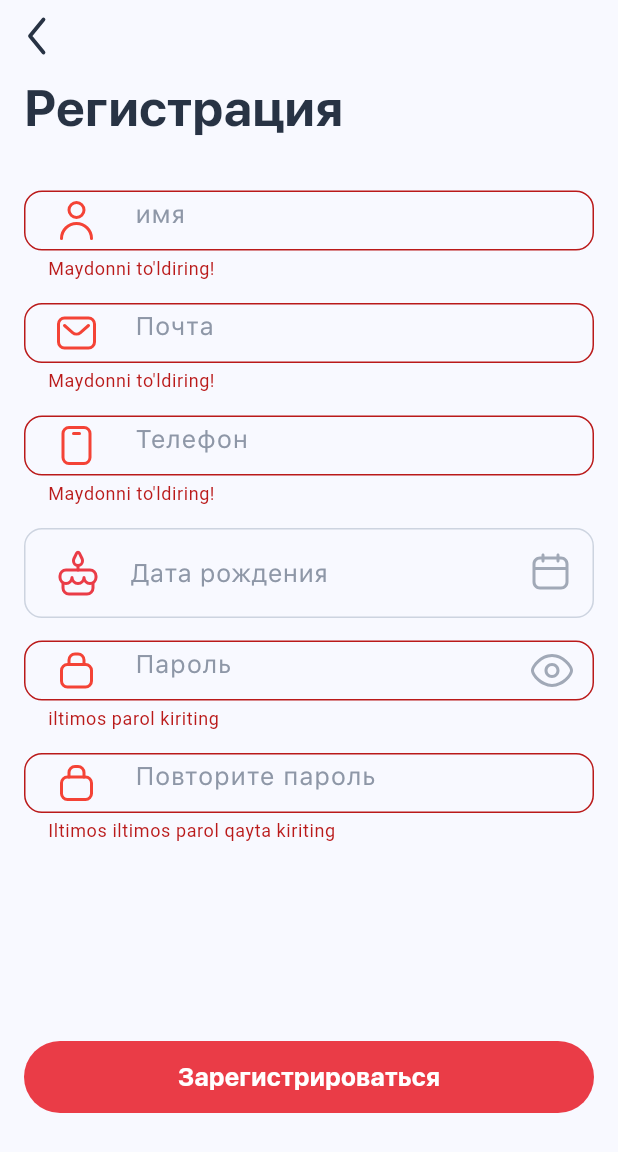
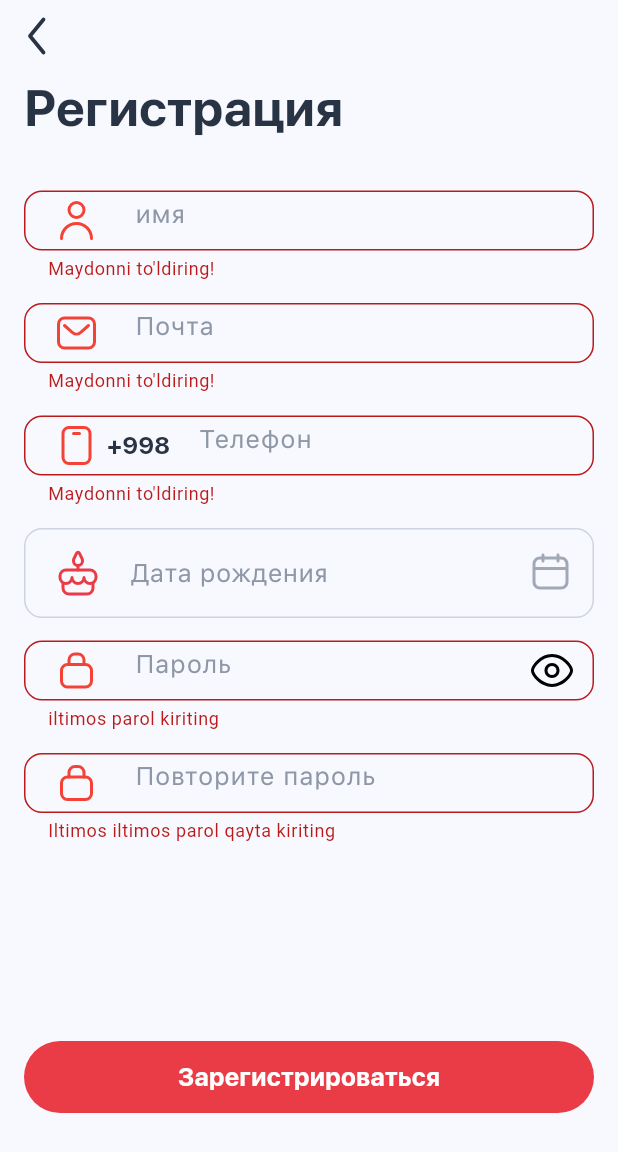
Before and after one commit to amonovfozil/regestrtion, a Flutter app: the screen it shows after launch, after a tap on "Зарегистрироваться", on a phone screen of 412 x 824 dp. Shown: the top 1152 px of the screen. Run offline on Flutter 3.47's test engine with Material 2 defaults, Android fonts, the light colour scheme and no system bars; our stand-ins replace flutter_svg.

Commit message:
change format of phone number field, password obcureText

```diff
--- a/lib/registration/registration_page.dart
+++ b/lib/registration/registration_page.dart
@@ -6,6 +6,7 @@
 import 'package:registration_ui/constatns/app_icons.dart';
 import 'package:registration_ui/constatns/text_styles.dart';
 import 'package:registration_ui/registration/widgets/check_password_field.dart';
+import 'package:registration_ui/registration/widgets/eneter_phonenumber_field.dart';
 import 'package:registration_ui/registration/widgets/select_bithday.dart';
 import 'package:registration_ui/registration/widgets/text_input_field.dart';
 
@@ -27,7 +28,6 @@
         _formkey.currentState!.save();
       }
     }
-
 
     return Scaffold(
       body: SafeArea(
@@ -77,28 +77,17 @@
                         keyboardtype: TextInputType.emailAddress,
                       ),
                       const SizedBox(height: 15),
-                      TextInputField(
-                        data: SignUpData,
-                        kiy: 'phonenumber',
-                        icon: AppIcons.phone,
-                        hint: 'Телефон',
-                        keyboardtype: TextInputType.phone,
-                      ),
+                      EnteredPhonenumber(data: SignUpData, kiy: 'phonenumber'),
+                      // TextInputField(
+                      //   data: SignUpData,
+                      //   kiy: 'phonenumber',
+                      //   icon: AppIcons.phone,
+                      //   hint: 'Телефон',
+                      //   keyboardtype: TextInputType.phone,
+                      // ),
                       const SizedBox(height: 15),
                       const SelectBirthday(),
-                      // TextInputField(
-                      //   data: SignUpData,
-                      //   kiy: 'birthday',
-                      //   icon: AppIcons.birthday,
-                      //   hint: 'Дата рождения',
-                      //   keyboardtype: TextInputType.phone,
-                      //   action: IconButton(
-                      //     onPressed: () => showcalendar(context),
-                      //     icon: SvgPicture.asset(
-                      //       AppIcons.calendar,
-                      //     ),
-                      //   ),
-                      // ),
+
                       const SizedBox(height: 15),
                       CheckPasswordField(
                         data: SignUpData,
--- a/lib/registration/widgets/check_password_field.dart
+++ b/lib/registration/widgets/check_password_field.dart
@@ -21,13 +21,15 @@
 }
 
 class _CheckPasswordFieldState extends State<CheckPasswordField> {
-  final _textController = TextEditingController();
-  var enabled = false;
+  final _textController1 = TextEditingController();
+  final _textController2 = TextEditingController();
+  var enabled = true;
 
   var ishasData = true;
   void _textFieldListener() {
     setState(() {
-      ishasData = _textController.text.isEmpty;
+      ishasData = _textController1.text.isEmpty;
+      ishasData = _textController2.text.isEmpty;
     });
   }
 
@@ -38,7 +40,7 @@
         SizedBox(
           height: 60,
           child: TextFormField(
-            controller: _textController,
+            controller: _textController1,
             style: AppStyles.variablestyle(16, FontWeight.w700, primaryColor),
             onChanged: (value) => _textFieldListener(),
             decoration: InputDecoration(
@@ -93,6 +95,7 @@
         SizedBox(
           height: 60,
           child: TextFormField(
+            controller: _textController2,
             style: AppStyles.variablestyle(16, FontWeight.w700, primaryColor),
             onChanged: (value) => _textFieldListener(),
             decoration: InputDecoration(
@@ -122,13 +125,14 @@
                 ),
               ),
             ),
+            obscureText: true,
             textCapitalization: TextCapitalization.words,
             textInputAction: TextInputAction.done,
             keyboardType: TextInputType.text,
             validator: (value) {
               if (value == null || value.isEmpty) {
                 return "Iltimos iltimos parol qayta kiriting";
-              } else if (value != _textController.text) {
+              } else if (value != _textController1.text) {
                 return "noto'g'ri parol  ko`rtingiz";
               }
               return null;
--- /dev/null
+++ b/lib/registration/widgets/eneter_phonenumber_field.dart
@@ -0,0 +1,88 @@
+// ignore_for_file: deprecated_member_use
+
+import 'package:flutter/material.dart';
+import 'package:flutter_svg/flutter_svg.dart';
+import 'package:registration_ui/constatns/app_colors.dart';
+import 'package:registration_ui/constatns/app_icons.dart';
+import 'package:registration_ui/constatns/text_styles.dart';
+
+class EnteredPhonenumber extends StatefulWidget {
+  final Map<String, dynamic> data;
+  final String kiy;
+
+  const EnteredPhonenumber({required this.data, required this.kiy, super.key});
+
+  @override
+  State<EnteredPhonenumber> createState() => _EnteredPhonenumberState();
+}
+
+class _EnteredPhonenumberState extends State<EnteredPhonenumber> {
+  final _textController = TextEditingController();
+
+  var ishasData = true;
+  void _textFieldListener() {
+    setState(() {
+      ishasData = _textController.text.isEmpty;
+    });
+  }
+
+  @override
+  Widget build(BuildContext context) {
+    return SizedBox(
+      height: 60,
+      child: TextFormField(
+        style: AppStyles.variablestyle(16, FontWeight.w700, primaryColor),
+        controller: _textController,
+        onChanged: (value) => _textFieldListener(),
+        decoration: InputDecoration(
+          hintText: 'Телефон',
+          hintStyle: AppStyles.variablestyle(17, FontWeight.w400, hintColor),
+          enabledBorder: const OutlineInputBorder(
+            borderSide: BorderSide(
+              color: borderColor,
+            ),
+            borderRadius: BorderRadius.all(
+              Radius.circular(12),
+            ),
+          ),
+          border: const OutlineInputBorder(
+            borderSide: BorderSide(
+              color: borderColor,
+            ),
+            borderRadius: BorderRadius.all(
+              Radius.circular(12),
+            ),
+          ),
+          prefixIcon: Padding(
+            padding: const EdgeInsets.symmetric(horizontal: 15),
+            child: Row(
+              mainAxisSize: MainAxisSize.min,
+              children: [
+                SvgPicture.asset(
+                  AppIcons.phone,
+                  alignment: Alignment.center,
+                  color: ishasData ? Colors.red : Colors.grey,
+                ),
+                Text(
+                  '+998',
+                  style: AppStyles.variablestyle(
+                      16, FontWeight.w700, primaryColor),
+                ),
+              ],
+            ),
+          ),
+        ),
+        textCapitalization: TextCapitalization.words,
+        textInputAction: TextInputAction.next,
+        keyboardType: TextInputType.phone,
+        validator: (value) {
+          if (value == null || value.isEmpty) {
+            return "Maydonni to'ldiring!";
+          }
+          return null;
+        },
+        onSaved: (newValue) => widget.data[widget.kiy] = newValue!,
+      ),
+    );
+  }
+}
--- a/lib/registration/widgets/select_bithday.dart
+++ b/lib/registration/widgets/select_bithday.dart
@@ -1,3 +1,5 @@
+// ignore_for_file: deprecated_member_use
+
 import 'package:flutter/material.dart';
 import 'package:flutter_svg/flutter_svg.dart';
 import 'package:intl/intl.dart';
```
